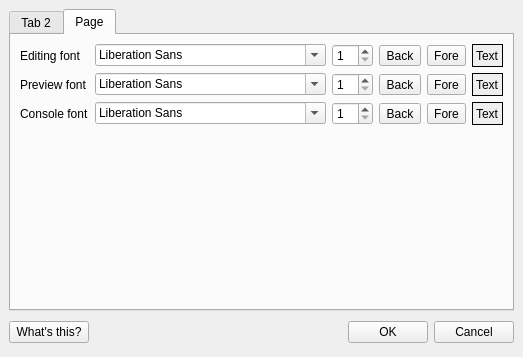
Old version of the form PrefsForm.ui in the repository IndigoJo/qtm-1.x.
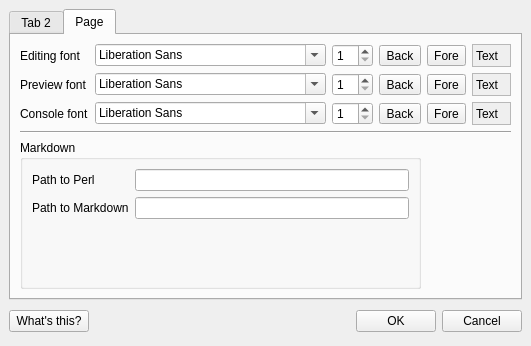
New version of the form. The open tabs and pages were chosen to show the change. Icons and pictures are not drawn.

Commit message:
Added code to facilitate Markdown support through an external process
EditingWindow.cc,h - New bool useMarkdown and strings perlPath and
markdownPath; doPreview now passes the text through an external Markdown
process before displaying the text
PrefsForm.ui, PrefsForm41.ui - New checkbox chUseMarkdown, and line edits
lePerlPath and leMarkdownPath

What changed in the file:
```diff
--- a/PrefsForm.ui
+++ b/PrefsForm.ui
@@ -6,8 +6,8 @@
    <rect>
     <x>0</x>
     <y>0</y>
-    <width>514</width>
-    <height>357</height>
+    <width>531</width>
+    <height>346</height>
    </rect>
   </property>
   <property name="sizePolicy" >
@@ -393,7 +393,7 @@
             <bool>true</bool>
            </property>
            <property name="frameShape" >
-            <enum>QFrame::Box</enum>
+            <enum>QFrame::StyledPanel</enum>
            </property>
            <property name="text" >
             <string>Text</string>
@@ -412,7 +412,7 @@
             <bool>true</bool>
            </property>
            <property name="frameShape" >
-            <enum>QFrame::Box</enum>
+            <enum>QFrame::StyledPanel</enum>
            </property>
            <property name="text" >
             <string>Text</string>
@@ -431,28 +431,91 @@
             <bool>true</bool>
            </property>
            <property name="frameShape" >
-            <enum>QFrame::Box</enum>
+            <enum>QFrame::StyledPanel</enum>
            </property>
            <property name="text" >
             <string>Text</string>
            </property>
           </widget>
          </item>
+         <item row="4" column="0" colspan="4" >
+          <widget class="QGroupBox" name="gbMarkdown" >
+           <property name="title" >
+            <string>Markdown</string>
+           </property>
+           <layout class="QGridLayout" name="gridLayout" >
+            <item row="0" column="0" >
+             <widget class="QLabel" name="lPerlPath" >
+              <property name="text" >
+               <string>Path to Perl</string>
+              </property>
+              <property name="buddy" >
+               <cstring>lePerlPath</cstring>
+              </property>
+             </widget>
+            </item>
+            <item row="0" column="1" >
+             <widget class="QLineEdit" name="lePerlPath" >
+              <property name="whatsThis" >
+               <string>Markdown is written in Perl, so you may need to specify where to find Perl (on Linux and Mac, usually the path is /usr/bin/perl).  If you use a version of Markdown that's written in Python, you can specify the path to Python here instead.</string>
+              </property>
+             </widget>
+            </item>
+            <item row="1" column="0" >
+             <widget class="QLabel" name="lMarkdownPath" >
+              <property name="text" >
+               <string>Path to Markdown</string>
+              </property>
+              <property name="buddy" >
+               <cstring>leMarkdownPath</cstring>
+              </property>
+             </widget>
+            </item>
+            <item row="1" column="1" >
+             <widget class="QLineEdit" name="leMarkdownPath" >
+              <property name="whatsThis" >
+               <string>Where to find the Markdown script.  Ubuntu installs it in /usr/bin but other systems may install it somewhere else.</string>
+              </property>
+             </widget>
+            </item>
+            <item row="2" column="0" >
+             <spacer name="verticalSpacer" >
+              <property name="orientation" >
+               <enum>Qt::Vertical</enum>
+              </property>
+              <property name="sizeHint" stdset="0" >
+               <size>
+                <width>20</width>
+                <height>40</height>
+               </size>
+              </property>
+             </spacer>
+            </item>
+            <item row="2" column="1" >
+             <spacer name="verticalSpacer_2" >
+              <property name="orientation" >
+               <enum>Qt::Vertical</enum>
+              </property>
+              <property name="sizeHint" stdset="0" >
+               <size>
+                <width>20</width>
+                <height>40</height>
+               </size>
+              </property>
+             </spacer>
+            </item>
+           </layout>
+          </widget>
+         </item>
+         <item row="3" column="0" colspan="6" >
+          <widget class="Line" name="line" >
+           <property name="orientation" >
+            <enum>Qt::Horizontal</enum>
+           </property>
+          </widget>
+         </item>
         </layout>
        </item>
-       <item>
-        <spacer>
-         <property name="orientation" >
-          <enum>Qt::Vertical</enum>
-         </property>
-         <property name="sizeHint" stdset="0" >
-          <size>
-           <width>20</width>
-           <height>40</height>
-          </size>
-         </property>
-        </spacer>
-       </item>
       </layout>
      </widget>
     </widget>
```
Left out of the diff: 80 changed lines with no effect on the pictures. The commit also changes 3 other files.
